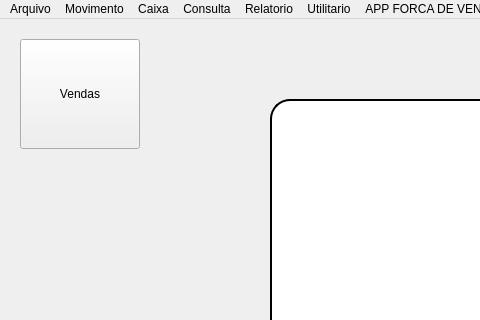
Before: the Qt Designer form telas/menu.ui in htisistema/SISCOM, drawn with Qt 5; both pictures show x 0 to 480 and y 0 to 320 of the 1250 by 680 pixel window.
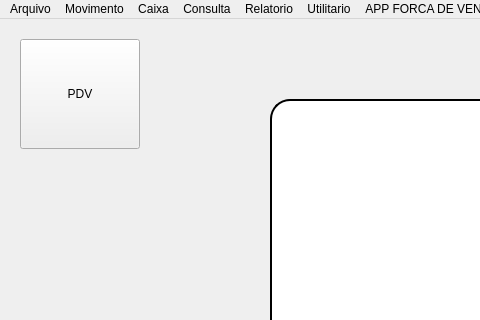
After: the same form once the commit is applied.

Diff of the .ui file:
```diff
--- a/telas/menu.ui
+++ b/telas/menu.ui
@@ -140,8 +140,11 @@
       <height>110</height>
      </rect>
     </property>
+    <property name="styleSheet">
+     <string notr="true">font: 18pt &quot;Segoe UI&quot;;</string>
+    </property>
     <property name="text">
-     <string>Vendas</string>
+     <string>PDV</string>
     </property>
    </widget>
   </widget>
```
Left out of the diff: 2 changed lines with no effect on the pictures.
